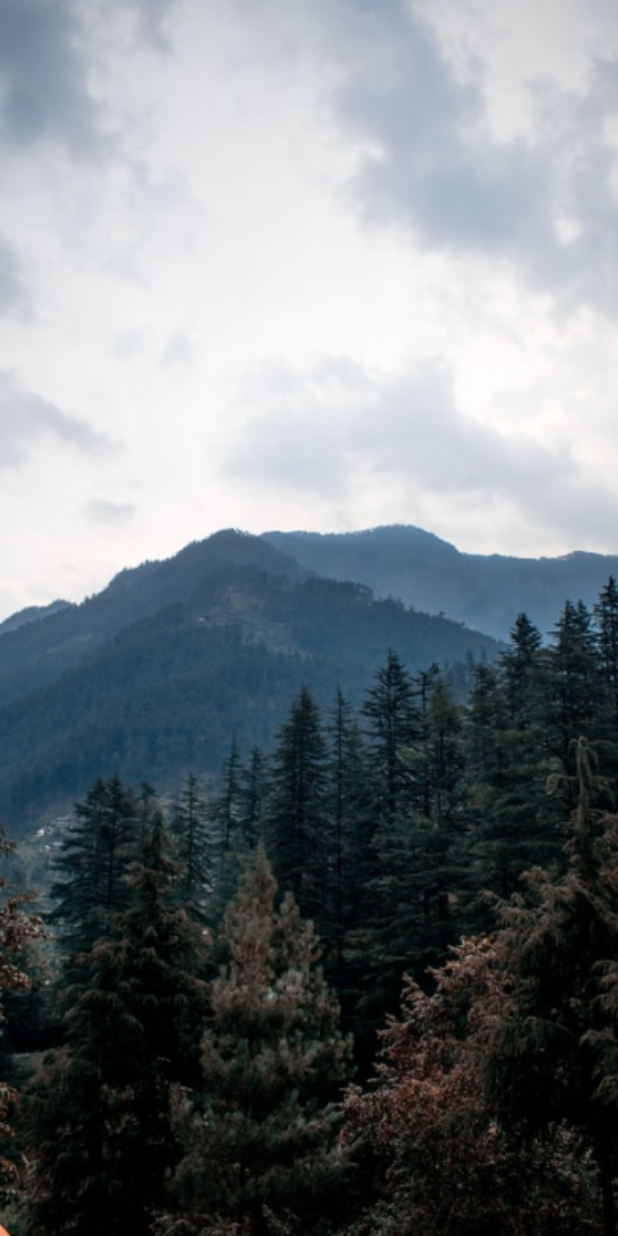
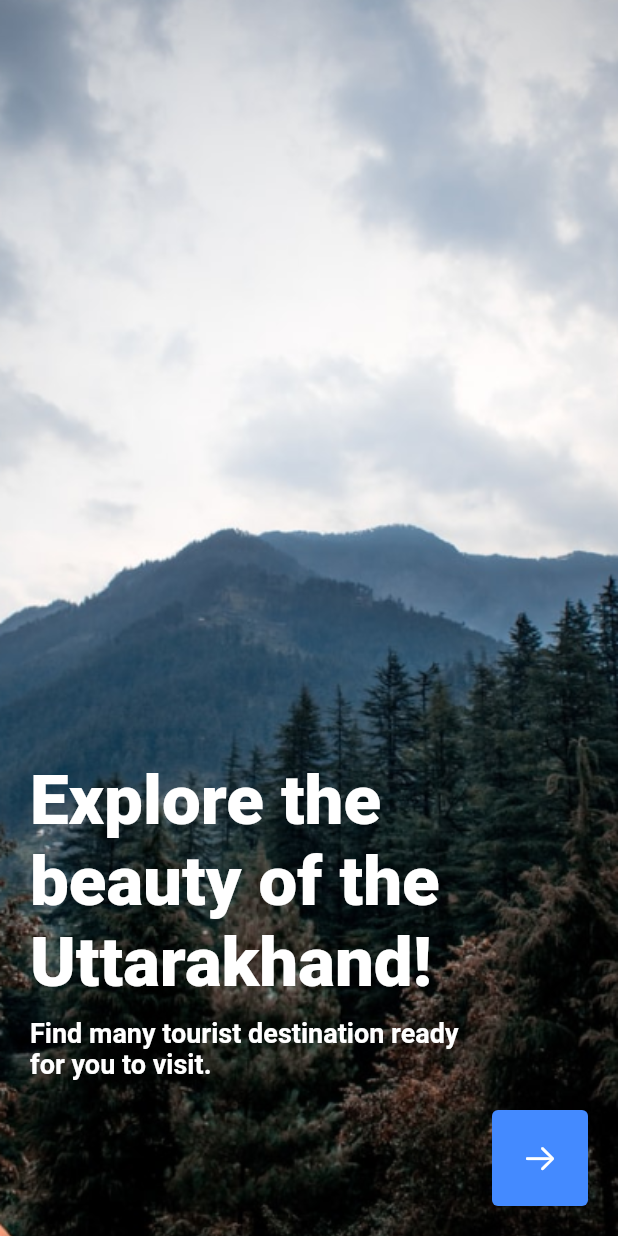
Before and after one commit to SOUMYA-CODING/Uttarakhand-Tourism, a Flutter app: the screen it shows after launch, on a phone screen of 412 x 824 dp. Run offline on Flutter 3.47's test engine with Material 2 defaults, Android fonts, the phone set to English and light mode, and no system bars.

Commit message:
Uttarakhand Tourism App

```diff
--- a/lib/starter_section/start_screen.dart
+++ b/lib/starter_section/start_screen.dart
@@ -1,9 +1,11 @@
 import 'dart:async';
 import 'dart:ui';
 
+import 'package:flutter/cupertino.dart';
 import 'package:flutter/material.dart';
+import 'package:travel_app/authentication_section/authentication_screen.dart';
 
-/* StartScreen */
+// StartScreen
 class SplashScreen extends StatefulWidget {
   const SplashScreen({Key? key}) : super(key: key);
 
@@ -18,8 +20,8 @@ class _SplashScreenState extends State<SplashScreen> {
     super.initState();
     Timer(
         const Duration(seconds: 3),
-        () => Navigator.pushReplacement(
-            context, MaterialPageRoute(builder: (context) => WelcomeScreen())));
+        () => Navigator.pushReplacement(context,
+            MaterialPageRoute(builder: (context) => const WelcomeScreen())));
   }
 
   @override
@@ -77,7 +79,8 @@ class _SplashScreenState extends State<SplashScreen> {
   }
 }
 
-/* Welcome Screen */
+// Welcome Screen
+
 class WelcomeScreen extends StatelessWidget {
   const WelcomeScreen({Key? key}) : super(key: key);
 
@@ -87,7 +90,7 @@ class WelcomeScreen extends StatelessWidget {
       backgroundColor: Colors.white,
       body: SafeArea(
         child: Container(
-          padding: const EdgeInsets.all(10.0),
+          padding: const EdgeInsets.all(20.0),
           width: double.infinity,
           decoration: const BoxDecoration(
             image: DecorationImage(
@@ -98,7 +101,55 @@ class WelcomeScreen extends StatelessWidget {
           ),
           child: Column(
             crossAxisAlignment: CrossAxisAlignment.start,
-            children: [],
+            mainAxisAlignment: MainAxisAlignment.end,
+            children: [
+              const Text(
+                'Explore the beauty of the Uttarakhand!',
+                style: TextStyle(
+                  fontWeight: FontWeight.w800,
+                  fontSize: 46.0,
+                  color: Colors.white,
+                ),
+              ),
+              const SizedBox(
+                height: 10.0,
+              ),
+              const SizedBox(
+                width: 300.0,
+                child: Text(
+                  'Find many tourist destination ready for you to visit.',
+                  style: TextStyle(
+                    fontWeight: FontWeight.bold,
+                    fontSize: 18.0,
+                    color: Colors.white,
+                  ),
+                ),
+              ),
+              const SizedBox(
+                height: 20.0,
+              ),
+              Align(
+                alignment: Alignment.bottomRight,
+                child: ElevatedButton(
+                  onPressed: () {
+                    Navigator.pushReplacement(
+                        context,
+                        MaterialPageRoute(
+                            builder: (context) => const LoginScreen()));
+                  },
+                  style: ButtonStyle(
+                    backgroundColor:
+                        MaterialStateProperty.all(Colors.blueAccent),
+                    padding:
+                        MaterialStateProperty.all(const EdgeInsets.all(20.0)),
+                  ),
+                  child: const Icon(
+                    CupertinoIcons.arrow_right,
+                    color: Colors.white,
+                  ),
+                ),
+              ),
+            ],
           ),
         ),
       ),
--- a/pubspec.yaml
+++ b/pubspec.yaml
@@ -34,6 +34,7 @@ dependencies:
   # The following adds the Cupertino Icons font to your application.
   # Use with the CupertinoIcons class for iOS style icons.
   cupertino_icons: ^1.0.2
+  google_fonts: ^3.0.1
 
 dev_dependencies:
   flutter_test:
```
Also changed, not shown: lib/authentication_section/authentication_screen.dart (added, +15 -0 lines), pubspec.lock.
